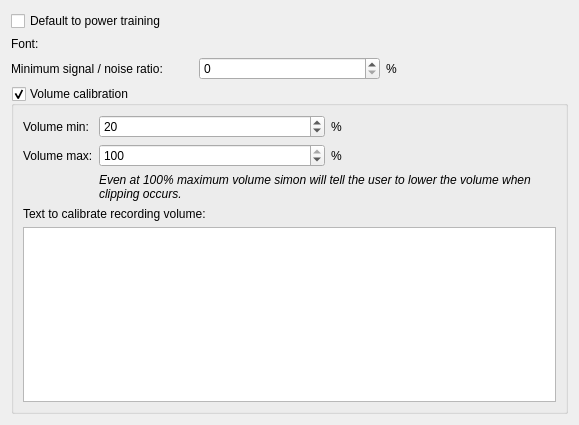
First picture: the form in simonlib/simonsound/trainingsettings.ui, repository KDE/simon, before the edit.
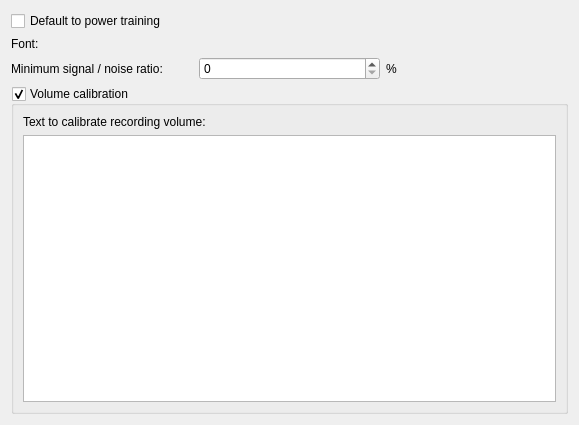
Second picture: the form after the edit. Custom widgets are drawn as their Qt base class.

Commit message: Initial checkin of the new welcome screen; Smarter volume calibration

Patch:
```diff
--- a/simonlib/simonsound/trainingsettings.ui
+++ b/simonlib/simonsound/trainingsettings.ui
@@ -69,81 +69,6 @@
       <bool>true</bool>
      </property>
      <layout class="QVBoxLayout" name="verticalLayout">
-      <item>
-       <layout class="QFormLayout" name="formLayout_2">
-        <item row="0" column="0">
-         <widget class="QLabel" name="label_2">
-          <property name="text">
-           <string>Volume min:</string>
-          </property>
-         </widget>
-        </item>
-        <item row="0" column="1">
-         <layout class="QHBoxLayout" name="horizontalLayout_2">
-          <item>
-           <widget class="KIntSpinBox" name="kcfg_CalibrateMinVolume">
-            <property name="maximum">
-             <number>100</number>
-            </property>
-            <property name="value">
-             <number>20</number>
-            </property>
-           </widget>
-          </item>
-          <item>
-           <widget class="QLabel" name="label_4">
-            <property name="text">
-             <string>%</string>
-            </property>
-           </widget>
-          </item>
-         </layout>
-        </item>
-        <item row="1" column="0">
-         <widget class="QLabel" name="label_3">
-          <property name="text">
-           <string>Volume max:</string>
-          </property>
-         </widget>
-        </item>
-        <item row="1" column="1">
-         <layout class="QHBoxLayout" name="horizontalLayout">
-          <item>
-           <widget class="KIntSpinBox" name="kcfg_CalibrateMaxVolume">
-            <property name="maximum">
-             <number>100</number>
-            </property>
-            <property name="value">
-             <number>100</number>
-            </property>
-           </widget>
-          </item>
-          <item>
-           <widget class="QLabel" name="label_5">
-            <property name="text">
-             <string>%</string>
-            </property>
-           </widget>
-          </item>
-         </layout>
-        </item>
-        <item row="2" column="1">
-         <widget class="QLabel" name="label_6">
-          <property name="font">
-           <font>
-            <italic>true</italic>
-           </font>
-          </property>
-          <property name="text">
-           <string>Even at 100% maximum volume simon will tell the user to lower the volume when clipping occurs.</string>
-          </property>
-          <property name="wordWrap">
-           <bool>true</bool>
-          </property>
-         </widget>
-        </item>
-       </layout>
-      </item>
       <item>
        <widget class="QLabel" name="label">
         <property name="text">
@@ -160,11 +85,6 @@
   </layout>
  </widget>
  <customwidgets>
-  <customwidget>
-   <class>KIntSpinBox</class>
-   <extends>QSpinBox</extends>
-   <header>knuminput.h</header>
-  </customwidget>
   <customwidget>
    <class>KFontRequester</class>
    <extends>QWidget</extends>
```
The commit also changes 17 other files.
